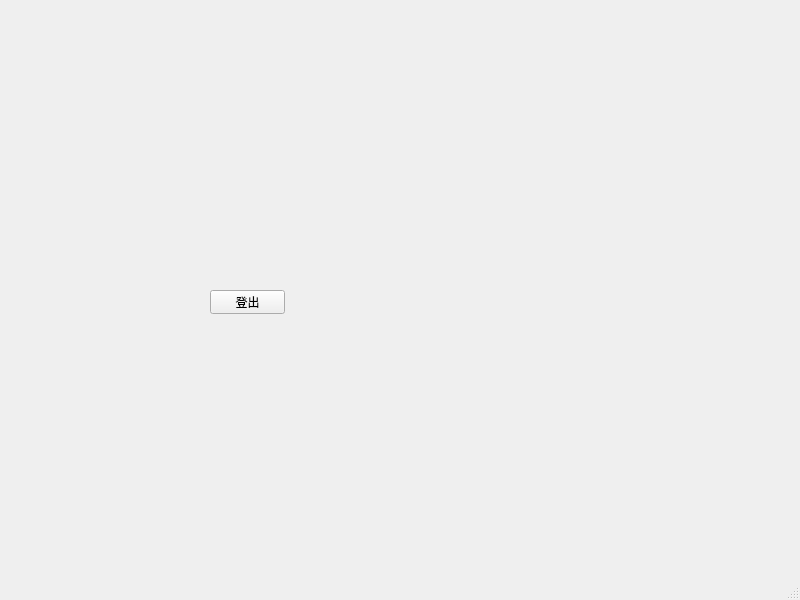
Old version of the form frm_admin.ui in the repository zhongjf25/Airline-Reservation-System.
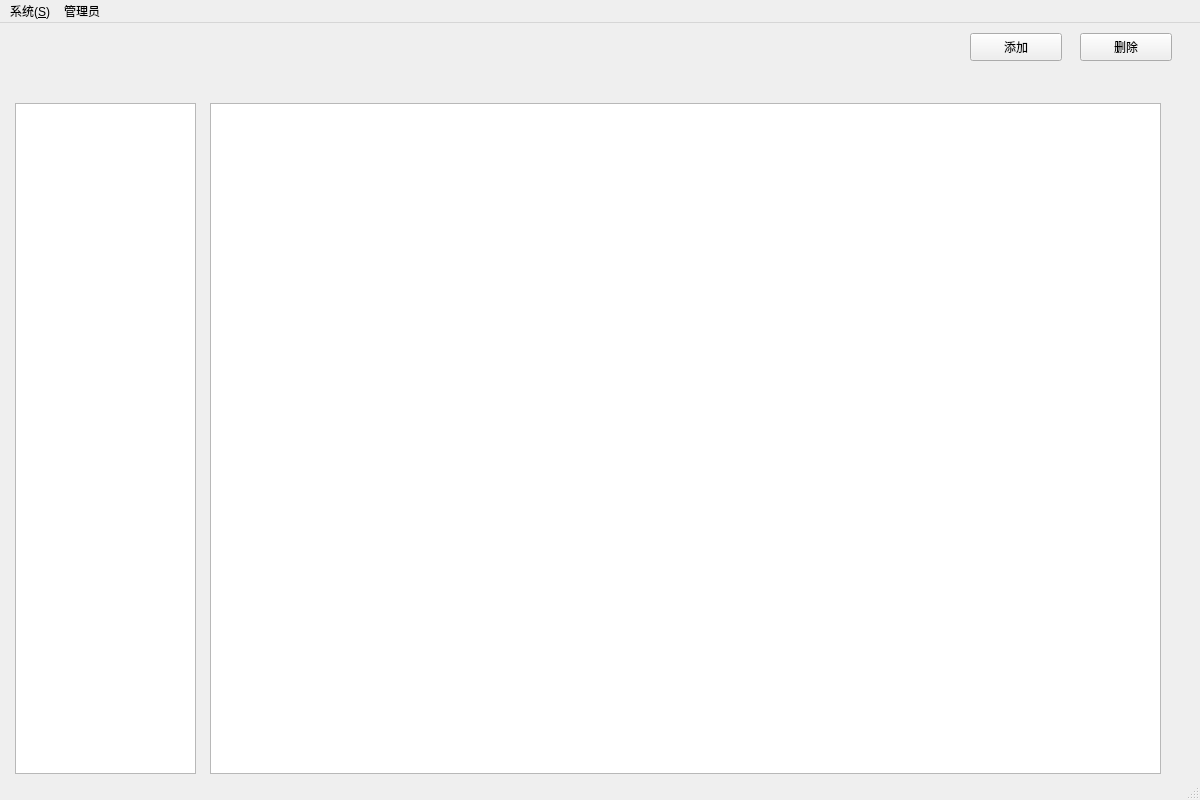
New version of the form.

Commit message: simple table display and change

What changed in the file:
```diff
--- a/frm_admin.ui
+++ b/frm_admin.ui
@@ -6,26 +6,83 @@
    <rect>
     <x>0</x>
     <y>0</y>
-    <width>800</width>
-    <height>600</height>
+    <width>1200</width>
+    <height>800</height>
    </rect>
   </property>
   <property name="windowTitle">
    <string>MainWindow</string>
   </property>
   <widget class="QWidget" name="centralwidget">
-   <widget class="QPushButton" name="btn_Logout">
+   <widget class="QPushButton" name="btn_add">
+    <property name="geometry">
+     <rect>
+      <x>970</x>
+      <y>10</y>
+      <width>92</width>
+      <height>28</height>
+     </rect>
+    </property>
+    <property name="text">
+     <string>添加</string>
+    </property>
+   </widget>
+   <widget class="QPushButton" name="btn_delete">
+    <property name="geometry">
+     <rect>
+      <x>1080</x>
+      <y>10</y>
+      <width>92</width>
+      <height>28</height>
+     </rect>
+    </property>
+    <property name="text">
+     <string>删除</string>
+    </property>
+   </widget>
+   <widget class="QListWidget" name="listWidget">
+    <property name="geometry">
+     <rect>
+      <x>15</x>
+      <y>80</y>
+      <width>181</width>
+      <height>671</height>
+     </rect>
+    </property>
+   </widget>
+   <widget class="QStackedWidget" name="stackedWidget">
     <property name="geometry">
      <rect>
       <x>210</x>
-      <y>290</y>
-      <width>75</width>
-      <height>24</height>
+      <y>80</y>
+      <width>951</width>
+      <height>671</height>
      </rect>
     </property>
-    <property name="text">
-     <string>登出</string>
-    </property>
+    <widget class="QWidget" name="page">
+     <widget class="QTableView" name="tb_1">
+      <property name="geometry">
+       <rect>
+        <x>0</x>
+        <y>0</y>
+        <width>951</width>
+        <height>671</height>
+       </rect>
+      </property>
+     </widget>
+    </widget>
+    <widget class="QWidget" name="page_2">
+     <widget class="QTableView" name="tb_2">
+      <property name="geometry">
+       <rect>
+        <x>0</x>
+        <y>0</y>
+        <width>951</width>
+        <height>671</height>
+       </rect>
+      </property>
+     </widget>
+    </widget>
    </widget>
   </widget>
   <widget class="QMenuBar" name="menubar">
@@ -33,10 +90,24 @@
     <rect>
      <x>0</x>
      <y>0</y>
-     <width>800</width>
-     <height>22</height>
+     <width>1200</width>
+     <height>24</height>
     </rect>
    </property>
+   <widget class="QMenu" name="menu_S">
+    <property name="title">
+     <string>系统(&amp;S)</string>
+    </property>
+    <addaction name="act_exit"/>
+   </widget>
+   <widget class="QMenu" name="menu">
+    <property name="title">
+     <string>管理员</string>
+    </property>
+    <addaction name="act_logout"/>
+   </widget>
+   <addaction name="menu_S"/>
+   <addaction name="menu"/>
   </widget>
   <widget class="QStatusBar" name="statusbar"/>
  </widget>
```
Left out of the diff: 10 changed lines with no effect on the pictures. The commit also changes 12 other files.
